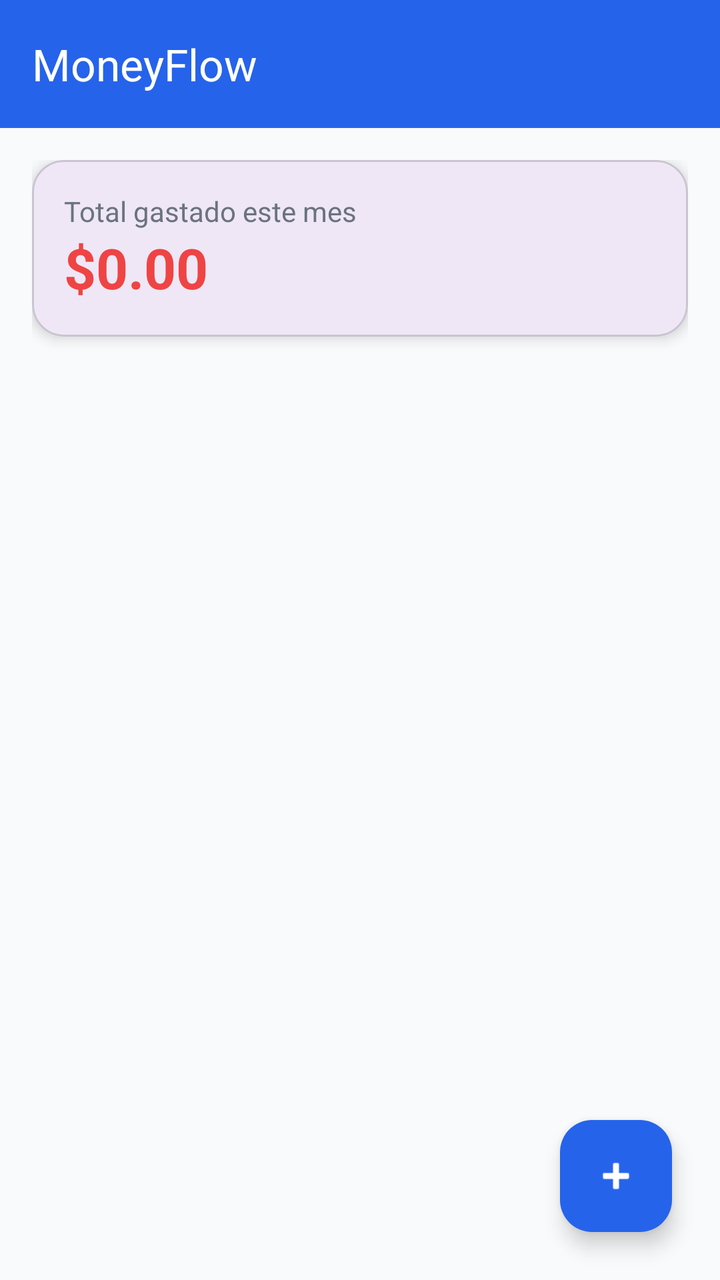
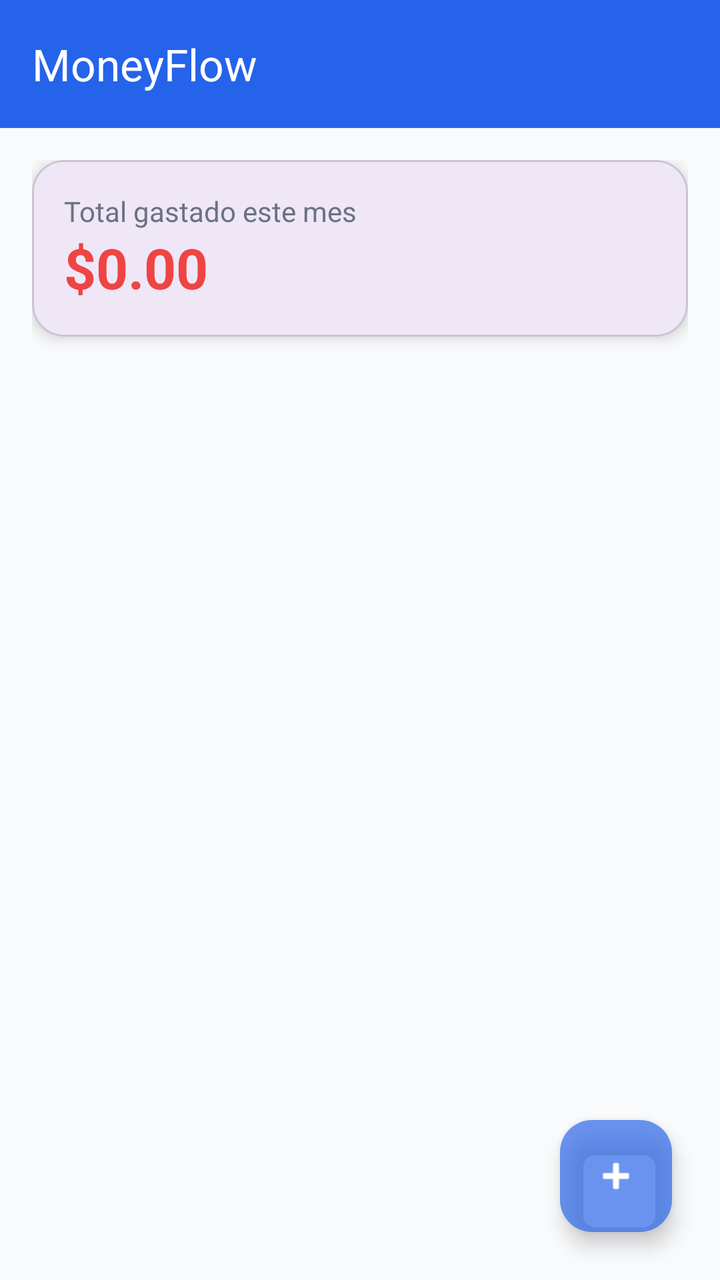

An Android layout rendered at two revisions. The XML below is the earlier revision; the diff shows what the commit changed to produce the second picture.
<!-- AndroidManifest.xml: application theme Theme.MoneyFlow -->
<!-- res/layout/activity_main.xml -->
<?xml version="1.0" encoding="utf-8"?>
<androidx.coordinatorlayout.widget.CoordinatorLayout xmlns:android="http://schemas.android.com/apk/res/android"
    xmlns:app="http://schemas.android.com/apk/res-auto"
    android:id="@+id/main"
    android:layout_width="match_parent"
    android:layout_height="match_parent"
    android:background="@color/primary">

    
    <com.google.android.material.appbar.MaterialToolbar
        android:id="@+id/toolbar"
        android:layout_width="match_parent"
        android:layout_height="wrap_content"
        android:background="@color/primary"
        app:popupTheme="@style/ThemeOverlay.Material3.Light"
        app:title="MoneyFlow"
        app:titleTextColor="@color/white" />

    
    <LinearLayout
        android:layout_width="match_parent"
        android:layout_height="match_parent"
        android:layout_marginTop="?attr/actionBarSize"
        android:background="@color/background"
        android:orientation="vertical"
        android:padding="16dp">

        
        <com.google.android.material.card.MaterialCardView
            android:layout_width="match_parent"
            android:layout_height="wrap_content"
            android:layout_marginBottom="16dp"
            app:cardCornerRadius="16dp"
            app:cardElevation="4dp">

            <LinearLayout
                android:layout_width="match_parent"
                android:layout_height="wrap_content"
                android:orientation="vertical"
                android:padding="16dp">

                <TextView
                    android:layout_width="wrap_content"
                    android:layout_height="wrap_content"
                    android:text="Total gastado este mes"
                    android:textColor="@color/text_secondary"
                    android:textSize="14sp" />

                <TextView
                    android:id="@+id/tvTotal"
                    android:layout_width="wrap_content"
                    android:layout_height="wrap_content"
                    android:text="$0.00"
                    android:textColor="@color/error"
                    android:textSize="28sp"
                    android:textStyle="bold" />

            </LinearLayout>
        </com.google.android.material.card.MaterialCardView>

        
        <androidx.recyclerview.widget.RecyclerView
            android:id="@+id/rvGastos"
            android:layout_width="match_parent"
            android:layout_height="0dp"
            android:layout_weight="1"
            android:clipToPadding="false" />

    </LinearLayout>

    
    <com.google.android.material.floatingactionbutton.FloatingActionButton
        android:id="@+id/fabAdd"
        android:layout_width="wrap_content"
        android:layout_height="wrap_content"
        android:layout_margin="24dp"
        android:contentDescription="Agregar gasto"
        android:src="@android:drawable/ic_input_add"
        app:backgroundTint="@color/primary"
        app:layout_anchor="@id/rvGastos"
        app:layout_anchorGravity="bottom|end"
        app:tint="@color/surface" />

</androidx.coordinatorlayout.widget.CoordinatorLayout>
<!-- resources referenced by this layout -->
<resources>
  <color name="background">#F9FAFB</color>
  <color name="error">#EF4444</color>
  <color name="primary">#2563EB</color>
  <color name="surface">#FFFFFF</color>
  <color name="text_secondary">#6B7280</color>
  <color name="white">#FFFFFFFF</color>
  <style name="Theme.MoneyFlow" parent="Base.Theme.MoneyFlow" />
  <style name="Base.Theme.MoneyFlow" parent="Theme.Material3.DayNight.NoActionBar">
          
          
      </style>
</resources>

<!-- the commit's change to res/layout/activity_main.xml (unified diff, before → after) -->
@@ -76,7 +76,7 @@
         android:layout_margin="24dp"
         android:contentDescription="Agregar gasto"
         android:src="@android:drawable/ic_input_add"
-        app:backgroundTint="@color/primary"
+        app:backgroundTint="@color/primary_degradate"
         app:layout_anchor="@id/rvGastos"
         app:layout_anchorGravity="bottom|end"
         app:tint="@color/surface" />
<!-- resource entries referenced after the edit -->
@@ -3,6 +3,7 @@
   <color name="background">#F9FAFB</color>
   <color name="error">#EF4444</color>
   <color name="primary">#2563EB</color>
+  <color name="primary_degradate">#AD2563EB</color>
   <color name="surface">#FFFFFF</color>
   <color name="text_secondary">#6B7280</color>
   <color name="white">#FFFFFFFF</color>
